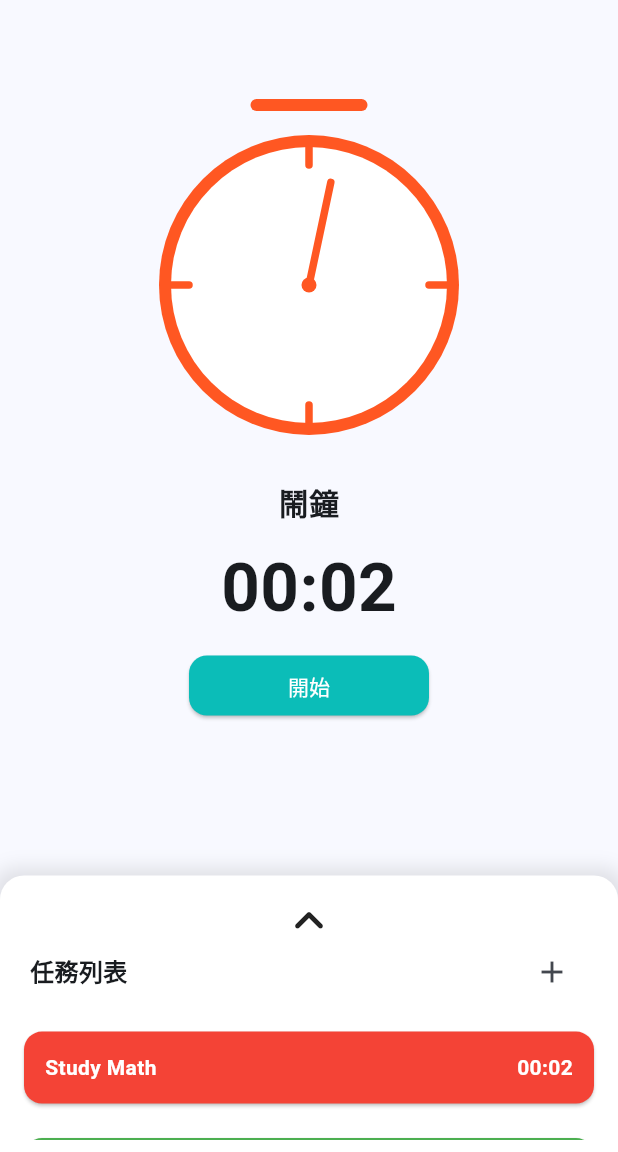
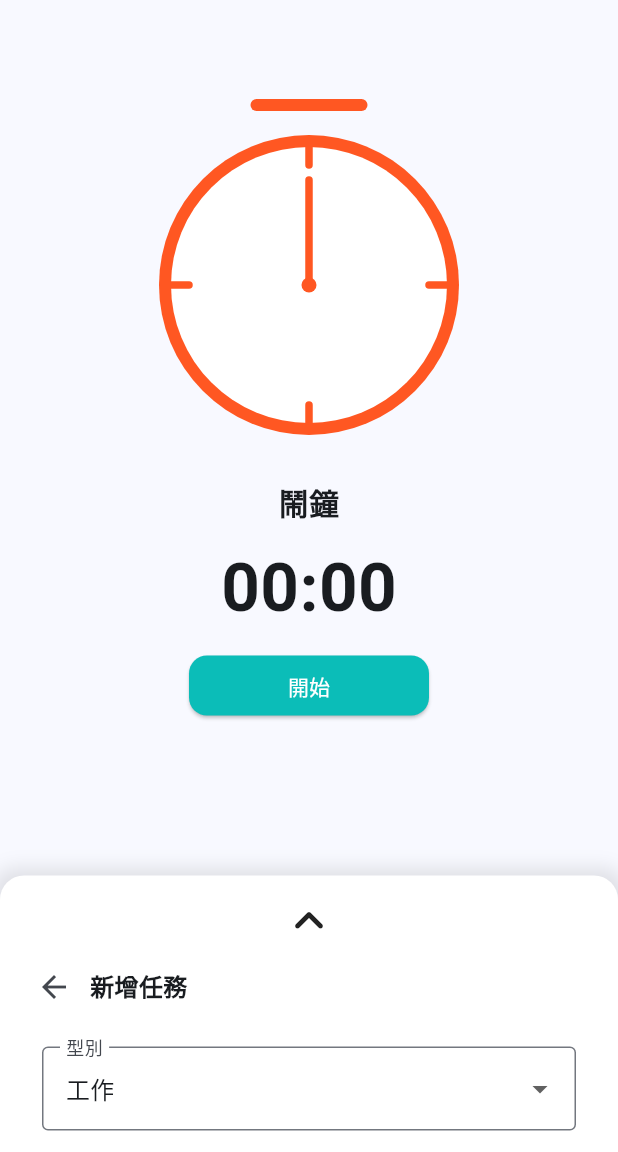
Before and after one commit to chengpuliang/tomato_bo, a Flutter app: the screen it shows after launch, after a tap on the "add" icon, on a phone screen of 412 x 824 dp, the part 84-1236 px from its top. Run offline on Flutter 3.47's test engine with Material 3 defaults, Android fonts, the phone set to English and light mode, and no system bars.

Commit message:
12/5 18:00

```diff
--- a/lib/main.dart
+++ b/lib/main.dart
@@ -1,29 +1,44 @@
 import 'dart:math';
 import 'dart:async';
+import 'dart:convert';
+import 'dart:io';
 import 'package:flutter/material.dart';
 import 'package:flutter/services.dart';
 
 enum TimerState { running, paused, stop }
 
-enum TaskType { work, rest }
+class TaskType {
+  static const work = 0;
+  static const rest = 1;
+}
 
 class TaskColor {
-  static const red = Colors.red;
-  static const green = Colors.green;
-  static const blue = Colors.blue;
+  static const red = 0xFFFF0000;
+  static const green = 0xFF00FF00;
+  static const blue = 0xFF0000FF;
 }
 
 class Task {
   final String name;
-  final TaskType type;
+  final int type;
   final int duration; // in seconds
-  final MaterialColor taskColor;
+  final int taskColor;
 
   Task(
       {required this.name,
       required this.type,
       required this.duration,
       required this.taskColor});
+
+  Map<String, dynamic> toMap() {
+    Map<String, dynamic> task = {
+      "name": name,
+      "type": type,
+      "duration": duration,
+      "taskColor": taskColor
+    };
+    return task;
+  }
 }
 
 void main() {
@@ -56,33 +71,26 @@ class MyHomePage extends StatefulWidget {
 class _MyHomePageState extends State<MyHomePage> {
   TimerState _timerState = TimerState.stop;
   Timer? _timer;
-  List<Task> tasks = [
-    Task(
-        name: "Study Math",
-        type: TaskType.work,
-        duration: 2,
-        taskColor: TaskColor.red),
-    Task(
-        name: "Short Break",
-        type: TaskType.rest,
-        duration: 3,
-        taskColor: TaskColor.green),
-    Task(
-        name: "Study Science",
-        type: TaskType.work,
-        duration: 4,
-        taskColor: TaskColor.red),
-    Task(
-        name: "Long Break",
-        type: TaskType.rest,
-        duration: 5,
-        taskColor: TaskColor.blue),
-  ];
+  List<Task> tasks = [];
+  final PageController _pageController = PageController();
   int t = 0;
+  static const String packageName = "com.example.tomato_bo";
+  static const String filesPath = "/data/data/$packageName/files";
   String _formatTime(int totalSeconds) {
     final minutes = totalSeconds ~/ 60;
     final seconds = totalSeconds % 60;
     return '${minutes.toString().padLeft(2, '0')}:${seconds.toString().padLeft(2, '0')}';
+  }
+
+  void saveTask() async {
+    List<Map<String, dynamic>> taskList = [];
+    for (var task in tasks) {
+      taskList.add(task.toMap());
+    }
+    ;
+    final file = File("$filesPath/tasks.json");
+    await file.writeAsString(jsonEncode(taskList));
+    print(jsonEncode(taskList));
   }
 
   void _startTimer() {
@@ -119,9 +127,23 @@ class _MyHomePageState extends State<MyHomePage> {
   @override
   void initState() {
     super.initState();
+    File("$filesPath/tasks.json").readAsString().then((s) {
+      List<Task> ti = [];
+      List<dynamic> decoded = jsonDecode(s);
+      for (final task in decoded) {
+        ti.add(Task(
+            name: task["name"],
+            type: task["type"],
+            duration: task["duration"],
+            taskColor: task["taskColor"]));
+      }
+      setState(() {
+        tasks.addAll(ti);
         if (tasks.isNotEmpty) {
           t = tasks[0].duration;
         }
+      });
+    });
   }
 
   @override
@@ -205,7 +227,7 @@ class _MyHomePageState extends State<MyHomePage> {
             return Stack(
               children: [
                 Container(
-                  padding: const EdgeInsets.fromLTRB(12, 100, 12, 8),
+                    padding: const EdgeInsets.fromLTRB(12, 50, 12, 8),
                     height: double.infinity,
                     decoration: BoxDecoration(
                       borderRadius: const BorderRadius.only(
@@ -221,27 +243,101 @@ class _MyHomePageState extends State<MyHomePage> {
                         ),
                       ],
                     ),
-                  child: SingleChildScrollView(
-                    controller: scrollController,
+                    child: LayoutBuilder(
+                      builder:
+                          (BuildContext context, BoxConstraints constraints) {
+                        // 計算 PageView 可用的最大高度
+                        // constraints.maxHeight 是 Container 內容區域的可用高度
+                        final double pageViewHeight = constraints.maxHeight;
+
+                        return SizedBox(
+                          height: pageViewHeight, // 給 PageView 一個有限的高度
+                          child: PageView(
+                            controller: _pageController,
+                            // PageView 內部的滾動將由其自身控制
+                            children: [
+                              // 頁面 1: 任務列表 (可垂直滾動)
+                              _buildTaskListPage(scrollController),
+
+                              // 頁面 2: 新增任務 (可垂直滾動)
+                              _buildAddTaskPage(scrollController),
+                            ],
+                          ),
+                        );
+                      },
+                    )),
+                const Align(
+                  alignment: Alignment.topCenter,
+                  child: Padding(
+                    padding: EdgeInsets.all(10.0),
+                    // todo 4: Wrap Icon with RotationTransition widget
+                    child: Icon(
+                      Icons.keyboard_arrow_up_rounded,
+                      size: 40,
+                    ),
+                  ),
+                ),
+              ],
+            );
+          },
+        ),
+      ]),
+    );
+  }
+
+  Widget _buildTaskListPage(ScrollController scrollController) {
+    // 為了讓 DraggableScrollableSheet 的拖曳和內容滾動協同工作，
+    // 我們將 PageView 內部的內容再次包裹在 SingleChildScrollView 中，
+    // 並傳遞 DraggableScrollableSheet 提供的 scrollController。
+    final bool isCurrentPage = _pageController.hasClients
+        ? _pageController.page?.round() == 0
+        : _pageController.initialPage == 0;
+    return SingleChildScrollView(
+      controller: isCurrentPage ? scrollController : null, // 只有在當前頁面時才使用主滾動控制器
       child: Column(
         children: [
+          Padding(
+            padding: const EdgeInsets.only(left: 10.0, bottom: 5.0),
+            child: Row(
+              children: [
+                const Text(
+                  "任務列表",
+                  style: TextStyle(fontSize: 16.0, fontWeight: FontWeight.bold),
+                ),
+                const Spacer(),
+                // 點擊按鈕切換到第二頁
+                IconButton(
+                  onPressed: () {
+                    _pageController.nextPage(
+                      duration: const Duration(milliseconds: 300),
+                      curve: Curves.easeOut,
+                    );
+                  },
+                  icon: const Icon(Icons.add),
+                ),
+              ],
+            ),
+          ),
+          // 列表內容
           for (final task in tasks)
             Dismissible(
               key: UniqueKey(),
               onDismissed: (direction) {
                 setState(() {
                   tasks.remove(task);
+                  // 您的 t, saveTask 邏輯...
                   if (tasks.isNotEmpty) {
                     t = tasks[0].duration;
                   } else {
                     t = 0;
                   }
+                  saveTask();
                 });
               },
               child: Column(
                 children: [
                   Card(
-                                    color: task.taskColor,
+                    color: Color(task.taskColor),
                     child: Padding(
                       padding: const EdgeInsets.all(14.0),
                       child: Row(
@@ -261,45 +357,116 @@ class _MyHomePageState extends State<MyHomePage> {
                       ),
                     ),
                   ),
-                                  const SizedBox(
-                                    height: 15,
-                                  ),
-                                ],
-                              )),
+                  const SizedBox(height: 15),
                 ],
               ),
             ),
+          const SizedBox(height: 200), // 增加一些高度來測試滾動
+        ],
       ),
-                const Align(
-                  alignment: Alignment.topCenter,
-                  child: Padding(
-                    padding: EdgeInsets.all(10.0),
-                    // todo 4: Wrap Icon with RotationTransition widget
-                    child: Icon(
-                      Icons.keyboard_arrow_up_rounded,
-                      size: 40,
+    );
+  }
+
+  // 新增任務頁面
+  Widget _buildAddTaskPage(ScrollController scrollController) {
+    // 新增任務頁面也需要包裹在 SingleChildScrollView 中，以便在表單很長時可以滾動
+    final bool isCurrentPage = _pageController.hasClients
+        ? _pageController.page?.round() == 1
+        : _pageController.initialPage == 1;
+    int _workType = 0;
+    final nameTEC = TextEditingController();
+
+    return SingleChildScrollView(
+      controller: isCurrentPage ? scrollController : null,
+      child: Column(
+        crossAxisAlignment: CrossAxisAlignment.start,
+        children: [
+          Row(
+            children: [
+              // 點擊返回第一頁
+              IconButton(
+                onPressed: () {
+                  _pageController.previousPage(
+                    duration: const Duration(milliseconds: 300),
+                    curve: Curves.easeOut,
+                  );
+                },
+                icon: const Icon(Icons.arrow_back),
+              ),
+              const Text(
+                "新增任務",
+                style: TextStyle(fontSize: 16.0, fontWeight: FontWeight.bold),
+              ),
+            ],
+          ),
+          Padding(
+            padding: EdgeInsets.all(16.0),
+            child: Column(
+              crossAxisAlignment: CrossAxisAlignment.start,
+              children: [
+                DropdownButtonFormField<int>(
+                  decoration: const InputDecoration(
+                    labelText: '型別',
+                    border: OutlineInputBorder(),
+                  ),
+                  items: const [
+                    DropdownMenuItem(
+                      value: 0,
+                      child: Text("工作"),
+                    ),
+                    DropdownMenuItem(
+                      value: 1,
+                      child: Text("休息"),
+                    )
+                  ],
+                  onChanged: (value) {
+                    setState(() {
+                      _workType = value!;
+                    });
+                  },
+                  value: _workType,
+                ),
+                const SizedBox(
+                  height: 20.0,
+                ),
+                TextField(
+                  decoration: const InputDecoration(
+                    labelText: "名稱",
+                    border: OutlineInputBorder(),
+                  ),
+                  controller: nameTEC,
+                ),
+                const SizedBox(
+                  height: 20.0,
+                ),
+                const Text(
+                  "  時間長度",
+                  textAlign: TextAlign.start,
+                  style: TextStyle(color: Colors.black87),
+                ),
+                ElevatedButton.icon(
+                  label:
+                      const Text("新增"),
+                  onPressed: () {
+                    setState(() {
+                      tasks.add(Task(name: nameTEC.text,type: _workType, duration: 5, taskColor: 0xFFFF0000));
+                    });
+                  },
+                  style: ElevatedButton.styleFrom(
+                    backgroundColor: Colors.deepOrange,
+                    foregroundColor: Colors.white,
+                    shape: RoundedRectangleBorder(
+                      borderRadius: BorderRadius.circular(12),
                     ),
                   ),
                 ),
-                Padding(
-                  padding: const EdgeInsets.only(top: 40.0, left: 20.0, right: 20.0),
-                  child: Row(
-                    children: [
-                      const Text(
-                        "任務列表",
-                        style: TextStyle(
-                            fontSize: 16.0, fontWeight: FontWeight.bold),
-                      ),
-                      const Spacer(),
-                      IconButton(onPressed: () {}, icon: const Icon(Icons.add))
+                // ... 更多表單元件
               ],
             ),
-                )
+          ),
+          const SizedBox(height: 300), // 增加高度來測試滾動
         ],
-            );
-          },
       ),
-      ]),
     );
   }
 }
```
Lines whose indentation alone changed are shown as unchanged.
